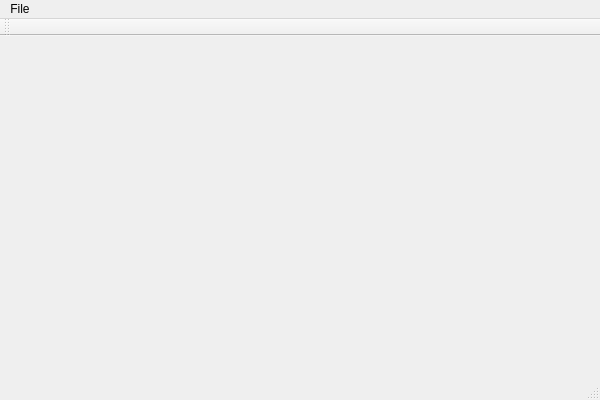
First picture: the form in ShapeFit2/MainWindow.ui, repository gnishida/ShapeFit, before the edit.
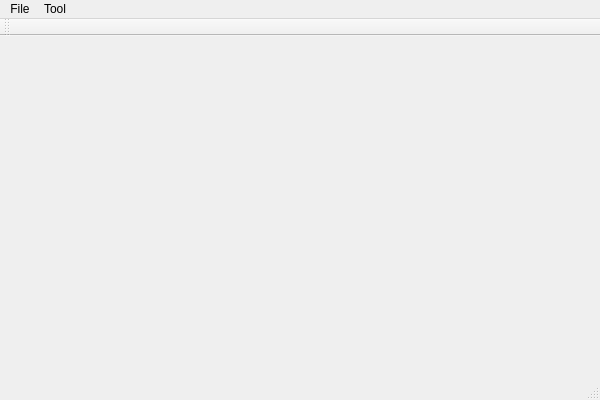
Second picture: the form after the edit.

```diff
--- a/ShapeFit2/MainWindow.ui
+++ b/ShapeFit2/MainWindow.ui
@@ -32,7 +32,14 @@
     <addaction name="separator"/>
     <addaction name="actionExit"/>
    </widget>
+   <widget class="QMenu" name="menuTool">
+    <property name="title">
+     <string>Tool</string>
+    </property>
+    <addaction name="actionPredict"/>
+   </widget>
    <addaction name="menuFile"/>
+   <addaction name="menuTool"/>
   </widget>
   <widget class="QToolBar" name="mainToolBar">
    <attribute name="toolBarArea">
```
Left out of the diff: 8 changed lines with no effect on the pictures.
